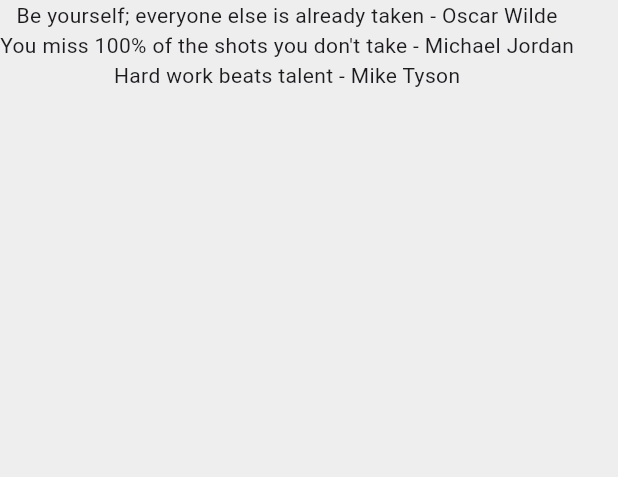
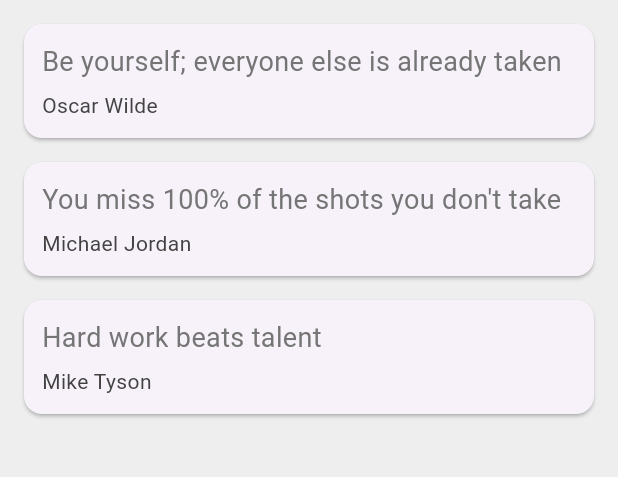
Before and after one commit to JakeG12345/quotes, a Flutter app: the screen it shows after launch, on a phone screen of 412 x 824 dp, the part 84-561 px from its top. Run offline on Flutter 3.47's test engine with Material 3 defaults, Android fonts, the phone set to English and light mode, and no system bars.

Commit message:
display quotes as cards

```diff
--- a/lib/main.dart
+++ b/lib/main.dart
@@ -23,6 +23,31 @@ class _QuoteListState extends State<QuoteList> {
     Quote(text: 'Hard work beats talent', author: 'Mike Tyson'),
   ];
 
+  Widget quoteTemplate(quote) {
+    return Card(
+      margin: EdgeInsets.fromLTRB(16, 16, 16, 0),
+      child: Padding(
+        padding: const EdgeInsets.all(12),
+        child: Column(
+          crossAxisAlignment: CrossAxisAlignment.stretch,
+          children: [
+            Text(
+              quote.text,
+              style: TextStyle(fontSize: 18, color: Colors.grey[600]),
+            ),
+            SizedBox(
+              height: 6,
+            ),
+            Text(
+              quote.author,
+              style: TextStyle(fontSize: 14, color: Colors.grey[800]),
+            )
+          ],
+        ),
+      ),
+    );
+  }
+
   @override
   Widget build(BuildContext context) {
     return Scaffold(
@@ -35,9 +60,7 @@ class _QuoteListState extends State<QuoteList> {
           backgroundColor: Colors.redAccent,
         ),
         body: Column(
-          children: quotes
-              .map((quote) => Text('${quote.text} - ${quote.author}'))
-              .toList(),
+          children: quotes.map((quote) => quoteTemplate(quote)).toList(),
         ));
   }
 }
```
